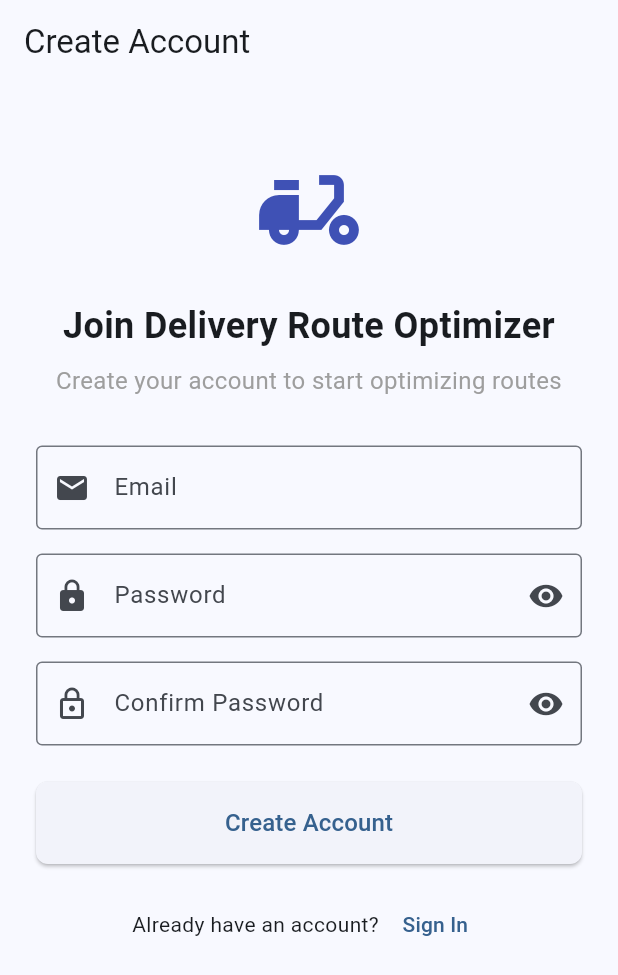
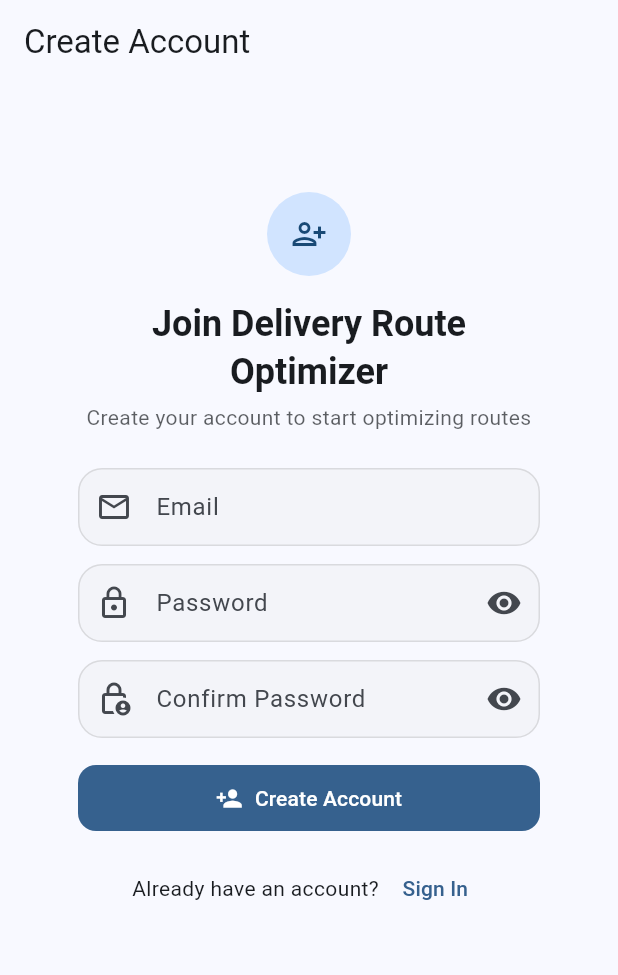
Before and after one commit to Tejascodex001/delivery-route-app, a Flutter app: the screen it shows after launch, after a tap on "Sign Up", on a phone screen of 412 x 824 dp. Shown: the top 975 px of the screen. Run offline on Flutter 3.47's test engine with Material 3 defaults, Android fonts, the phone set to English and light mode, and no system bars; our stand-ins replace device_info_plus, email_validator, flutter_map, geolocator, image_picker, latlong2 and 3 more; accounts and stored records are empty.

Commit message:
updated ui to material expressive, removed debug icon

```diff
--- a/frontend/lib/auth/sign_in.dart
+++ b/frontend/lib/auth/sign_in.dart
@@ -113,65 +113,78 @@ class _SignInPageState extends State<SignInPage> {
           crossAxisAlignment: CrossAxisAlignment.stretch,
           children: [
             const SizedBox(height: 20),
-            const Icon(
-              Icons.delivery_dining,
-              size: 80,
-              color: Colors.indigo,
+            Card(
+              elevation: 0,
+              color: Theme.of(context).colorScheme.surface,
+              shape: RoundedRectangleBorder(borderRadius: BorderRadius.circular(24)),
+              child: Padding(
+                padding: const EdgeInsets.all(24),
+                child: Column(
+                  crossAxisAlignment: CrossAxisAlignment.stretch,
+                  children: [
+                    Row(
+                      mainAxisAlignment: MainAxisAlignment.center,
+                      children: [
+                        CircleAvatar(
+                          radius: 28,
+                          backgroundColor: Theme.of(context).colorScheme.primaryContainer,
+                          child: Icon(Icons.delivery_dining,
+                              color: Theme.of(context).colorScheme.onPrimaryContainer),
                         ),
-            const SizedBox(height: 20),
-            const Text(
-              'Sign In',
-              style: TextStyle(fontSize: 24, fontWeight: FontWeight.bold),
+                      ],
+                    ),
+                    const SizedBox(height: 16),
+                    Text('Sign In',
                         textAlign: TextAlign.center,
-            ),
-            const SizedBox(height: 8),
-            const Text(
-              'Welcome back! Sign in to continue',
-              style: TextStyle(fontSize: 16, color: Colors.grey),
+                        style: Theme.of(context)
+                            .textTheme
+                            .headlineSmall
+                            ?.copyWith(fontWeight: FontWeight.bold)),
+                    const SizedBox(height: 4),
+                    Text('Welcome back! Sign in to continue',
                         textAlign: TextAlign.center,
-            ),
-            const SizedBox(height: 32),
+                        style: Theme.of(context)
+                            .textTheme
+                            .bodyMedium
+                            ?.copyWith(color: Theme.of(context).colorScheme.onSurface.withOpacity(0.7))),
+                    const SizedBox(height: 24),
                     TextField(
                       controller: _email,
                       keyboardType: TextInputType.emailAddress,
                       decoration: const InputDecoration(
                         labelText: 'Email',
-                prefixIcon: Icon(Icons.email),
-                border: OutlineInputBorder(),
+                        prefixIcon: Icon(Icons.email_outlined),
                       ),
                     ),
-            const SizedBox(height: 16),
+                    const SizedBox(height: 12),
                     TextField(
                       controller: _password,
                       obscureText: _obscurePassword,
                       decoration: InputDecoration(
                         labelText: 'Password',
-                prefixIcon: const Icon(Icons.lock),
-                border: const OutlineInputBorder(),
+                        prefixIcon: const Icon(Icons.lock_outline),
                         suffixIcon: IconButton(
                           icon: Icon(_obscurePassword ? Icons.visibility : Icons.visibility_off),
                           onPressed: () => setState(() => _obscurePassword = !_obscurePassword),
                         ),
                       ),
                     ),
-            const SizedBox(height: 24),
-            ElevatedButton(
+                    const SizedBox(height: 16),
+                    FilledButton.icon(
                       onPressed: _loading ? null : _signIn,
-              style: ElevatedButton.styleFrom(
-                padding: const EdgeInsets.symmetric(vertical: 16),
-                shape: RoundedRectangleBorder(borderRadius: BorderRadius.circular(8)),
+                      icon: _loading
+                          ? const SizedBox(
+                              height: 16,
+                              width: 16,
+                              child: CircularProgressIndicator(strokeWidth: 2),
+                            )
+                          : const Icon(Icons.login),
+                      label: const Text('Sign In'),
                     ),
-              child: _loading
-                  ? const SizedBox(
-                      height: 20,
-                      width: 20,
-                      child: CircularProgressIndicator(strokeWidth: 2, color: Colors.white),
-                    )
-                  : const Text('Sign In', style: TextStyle(fontSize: 16)),
-            ),
-            const SizedBox(height: 16),
-            Row(
-              mainAxisAlignment: MainAxisAlignment.center,
+                    const SizedBox(height: 12),
+                    Center(
+                      child: Row(
+                        mainAxisSize: MainAxisSize.min,
                         children: [
                           const Text("Don't have an account? "),
                           TextButton(
@@ -180,6 +193,11 @@ class _SignInPageState extends State<SignInPage> {
                           ),
                         ],
                       ),
+                    ),
+                  ],
+                ),
+              ),
+            ),
           ],
         ),
       ),
--- a/frontend/lib/auth/sign_up.dart
+++ b/frontend/lib/auth/sign_up.dart
@@ -98,79 +98,91 @@ class _SignUpPageState extends State<SignUpPage> {
           crossAxisAlignment: CrossAxisAlignment.stretch,
           children: [
             const SizedBox(height: 20),
-            const Icon(
-              Icons.delivery_dining,
-              size: 80,
-              color: Colors.indigo,
+            Card(
+              elevation: 0,
+              color: Theme.of(context).colorScheme.surface,
+              shape: RoundedRectangleBorder(borderRadius: BorderRadius.circular(24)),
+              child: Padding(
+                padding: const EdgeInsets.all(24),
+                child: Column(
+                  crossAxisAlignment: CrossAxisAlignment.stretch,
+                  children: [
+                    Row(
+                      mainAxisAlignment: MainAxisAlignment.center,
+                      children: [
+                        CircleAvatar(
+                          radius: 28,
+                          backgroundColor: Theme.of(context).colorScheme.primaryContainer,
+                          child: Icon(Icons.person_add_alt,
+                              color: Theme.of(context).colorScheme.onPrimaryContainer),
                         ),
-            const SizedBox(height: 20),
-            const Text(
-              'Join Delivery Route Optimizer',
-              style: TextStyle(fontSize: 24, fontWeight: FontWeight.bold),
+                      ],
+                    ),
+                    const SizedBox(height: 16),
+                    Text('Join Delivery Route Optimizer',
                         textAlign: TextAlign.center,
-            ),
-            const SizedBox(height: 8),
-            const Text(
-              'Create your account to start optimizing routes',
-              style: TextStyle(fontSize: 16, color: Colors.grey),
+                        style: Theme.of(context)
+                            .textTheme
+                            .headlineSmall
+                            ?.copyWith(fontWeight: FontWeight.bold)),
+                    const SizedBox(height: 4),
+                    Text('Create your account to start optimizing routes',
                         textAlign: TextAlign.center,
-            ),
-            const SizedBox(height: 32),
+                        style: Theme.of(context)
+                            .textTheme
+                            .bodyMedium
+                            ?.copyWith(color: Theme.of(context).colorScheme.onSurface.withOpacity(0.7))),
+                    const SizedBox(height: 24),
                     TextField(
                       controller: _email,
                       keyboardType: TextInputType.emailAddress,
                       decoration: const InputDecoration(
                         labelText: 'Email',
-                prefixIcon: Icon(Icons.email),
-                border: OutlineInputBorder(),
+                        prefixIcon: Icon(Icons.email_outlined),
                       ),
                     ),
-            const SizedBox(height: 16),
+                    const SizedBox(height: 12),
                     TextField(
                       controller: _password,
                       obscureText: _obscurePassword,
                       decoration: InputDecoration(
                         labelText: 'Password',
-                prefixIcon: const Icon(Icons.lock),
-                border: const OutlineInputBorder(),
+                        prefixIcon: const Icon(Icons.lock_outline),
                         suffixIcon: IconButton(
                           icon: Icon(_obscurePassword ? Icons.visibility : Icons.visibility_off),
                           onPressed: () => setState(() => _obscurePassword = !_obscurePassword),
                         ),
                       ),
                     ),
-            const SizedBox(height: 16),
+                    const SizedBox(height: 12),
                     TextField(
                       controller: _confirmPassword,
                       obscureText: _obscureConfirmPassword,
                       decoration: InputDecoration(
                         labelText: 'Confirm Password',
-                prefixIcon: const Icon(Icons.lock_outline),
-                border: const OutlineInputBorder(),
+                        prefixIcon: const Icon(Icons.lock_person_outlined),
                         suffixIcon: IconButton(
                           icon: Icon(_obscureConfirmPassword ? Icons.visibility : Icons.visibility_off),
                           onPressed: () => setState(() => _obscureConfirmPassword = !_obscureConfirmPassword),
                         ),
                       ),
                     ),
-            const SizedBox(height: 24),
-            ElevatedButton(
+                    const SizedBox(height: 16),
+                    FilledButton.icon(
                       onPressed: _loading ? null : _signUp,
-              style: ElevatedButton.styleFrom(
-                padding: const EdgeInsets.symmetric(vertical: 16),
-                shape: RoundedRectangleBorder(borderRadius: BorderRadius.circular(8)),
+                      icon: _loading
+                          ? const SizedBox(
+                              height: 16,
+                              width: 16,
+                              child: CircularProgressIndicator(strokeWidth: 2),
+                            )
+                          : const Icon(Icons.person_add),
+                      label: const Text('Create Account'),
                     ),
-              child: _loading
-                  ? const SizedBox(
-                      height: 20,
-                      width: 20,
-                      child: CircularProgressIndicator(strokeWidth: 2, color: Colors.white),
-                    )
-                  : const Text('Create Account', style: TextStyle(fontSize: 16)),
-            ),
-            const SizedBox(height: 16),
-            Row(
-              mainAxisAlignment: MainAxisAlignment.center,
+                    const SizedBox(height: 12),
+                    Center(
+                      child: Row(
+                        mainAxisSize: MainAxisSize.min,
                         children: [
                           const Text('Already have an account? '),
                           TextButton(
@@ -179,6 +191,11 @@ class _SignUpPageState extends State<SignUpPage> {
                           ),
                         ],
                       ),
+                    ),
+                  ],
+                ),
+              ),
+            ),
           ],
         ),
       ),
--- a/frontend/lib/main.dart
+++ b/frontend/lib/main.dart
@@ -569,24 +569,10 @@ class _MapScreenState extends State<MapScreen> {
   Widget build(BuildContext context) {
     return Scaffold(
       appBar: AppBar(
-        title: Row(
-          children: [
-            Container(
-              padding: const EdgeInsets.all(8),
-              decoration: BoxDecoration(
-                color: Theme.of(context).colorScheme.primary,
-                borderRadius: BorderRadius.circular(12),
-              ),
-              child: Icon(
-                Icons.route,
-                color: Theme.of(context).colorScheme.onPrimary,
-                size: 20,
-              ),
-            ),
-            const SizedBox(width: 12),
-            const Text('RouteOptimizer'),
-          ],
-        ),
+        title: const Text('RouteOptimizer'),
+        backgroundColor: Colors.transparent,
+        elevation: 0,
+        centerTitle: true,
       ),
       drawer: Drawer(
         child: SafeArea(
@@ -805,10 +791,11 @@ class _MapScreenState extends State<MapScreen> {
                     },
                   ),
                 ),
-                        // Suggestions dropdown
+                        // Suggestions dropdown with scrolling
                         if (_addrFocus.hasFocus && (_suggestions.isNotEmpty || _nearbyPlaces.isNotEmpty))
                           Container(
                             margin: const EdgeInsets.only(top: 8),
+                            constraints: const BoxConstraints(maxHeight: 300), // Limit height for scrolling
                             decoration: BoxDecoration(
                               color: Theme.of(context).colorScheme.surface,
                               borderRadius: BorderRadius.circular(12),
@@ -820,6 +807,7 @@ class _MapScreenState extends State<MapScreen> {
                                 ),
                               ],
                             ),
+                            child: SingleChildScrollView(
                               child: Column(
                                 crossAxisAlignment: CrossAxisAlignment.start,
                                 children: [
@@ -903,16 +891,13 @@ class _MapScreenState extends State<MapScreen> {
                                 ],
                               ),
                             ),
+                          ),
                 const SizedBox(height: 10),
-                // Material 3 Action buttons
+                // Modern Action buttons with consistent sizing
                 Row(
                   children: [
                     Expanded(
                       child: FilledButton.icon(
-                        style: FilledButton.styleFrom(
-                          backgroundColor: Theme.of(context).colorScheme.primary,
-                          foregroundColor: Theme.of(context).colorScheme.onPrimary,
-                        ),
                         onPressed: _isLoading
                             ? null
                             : () async {
@@ -928,16 +913,24 @@ class _MapScreenState extends State<MapScreen> {
                         icon: _isLoading
                             ? const SizedBox(
                                 width: 16, height: 16, child: CircularProgressIndicator(strokeWidth: 2))
-                            : const Icon(Icons.alt_route),
-                        label: const Text('Plan Route'),
+                            : const Icon(Icons.alt_route, size: 18),
+                        label: const Text('Plan'),
+                        style: FilledButton.styleFrom(
+                          padding: const EdgeInsets.symmetric(vertical: 12, horizontal: 16),
+                          shape: RoundedRectangleBorder(borderRadius: BorderRadius.circular(12)),
+                        ),
                       ),
                     ),
                     const SizedBox(width: 8),
                     Expanded(
                       child: OutlinedButton.icon(
                         onPressed: _addresses.isEmpty ? null : _saveCurrentRoute,
-                        icon: const Icon(Icons.bookmark_add),
+                        icon: const Icon(Icons.bookmark_add, size: 18),
                         label: const Text('Save'),
+                        style: OutlinedButton.styleFrom(
+                          padding: const EdgeInsets.symmetric(vertical: 12, horizontal: 16),
+                          shape: RoundedRectangleBorder(borderRadius: BorderRadius.circular(12)),
+                        ),
                       ),
                     ),
                     const SizedBox(width: 8),
@@ -949,8 +942,12 @@ class _MapScreenState extends State<MapScreen> {
                           });
                           _clearCurrentRoute();
                         },
-                        icon: const Icon(Icons.clear_all),
+                        icon: const Icon(Icons.clear_all, size: 18),
                         label: const Text('Clear'),
+                        style: OutlinedButton.styleFrom(
+                          padding: const EdgeInsets.symmetric(vertical: 12, horizontal: 16),
+                          shape: RoundedRectangleBorder(borderRadius: BorderRadius.circular(12)),
+                        ),
                       ),
                     ),
                   ],
@@ -997,13 +994,13 @@ class _MapScreenState extends State<MapScreen> {
                             style: const TextStyle(fontSize: 12),
                           ),
                           avatar: CircleAvatar(
-                            radius: 8,
+                            radius: 10,
                             backgroundColor: chipColor,
                             child: Text(
                               '$displayNumber',
                               style: const TextStyle(
                                 color: Colors.white,
-                                fontSize: 10,
+                                fontSize: 11,
                                 fontWeight: FontWeight.bold,
                               ),
                             ),
@@ -1014,6 +1011,8 @@ class _MapScreenState extends State<MapScreen> {
                             });
                             _clearCurrentRoute();
                           },
+                          padding: const EdgeInsets.symmetric(horizontal: 8, vertical: 4),
+                          shape: RoundedRectangleBorder(borderRadius: BorderRadius.circular(20)),
                         );
                       },
                     ),
@@ -1097,8 +1096,12 @@ class _MapScreenState extends State<MapScreen> {
                             Expanded(
                               child: FilledButton.icon(
                                 onPressed: _openExternalNav,
-                              icon: const Icon(Icons.navigation),
+                                icon: const Icon(Icons.navigation, size: 18),
                                 label: const Text('Start Navigation'),
+                                style: FilledButton.styleFrom(
+                                  padding: const EdgeInsets.symmetric(vertical: 12, horizontal: 16),
+                                  shape: RoundedRectangleBorder(borderRadius: BorderRadius.circular(12)),
+                                ),
                               ),
                             ),
                             const SizedBox(width: 12),
@@ -1115,8 +1118,12 @@ class _MapScreenState extends State<MapScreen> {
                                   _currentRouteId = null;
                                   _routeStartTime = null;
                                 },
-                              icon: const Icon(Icons.add_location),
+                                icon: const Icon(Icons.add_location, size: 18),
                                 label: const Text('Add More'),
+                                style: OutlinedButton.styleFrom(
+                                  padding: const EdgeInsets.symmetric(vertical: 12, horizontal: 16),
+                                  shape: RoundedRectangleBorder(borderRadius: BorderRadius.circular(12)),
+                                ),
                               ),
                             ),
                           ],
@@ -1136,8 +1143,12 @@ class _MapScreenState extends State<MapScreen> {
               child: SafeArea(
                 child: FilledButton.icon(
                   onPressed: _ordered.length >= 2 ? _openExternalNav : null,
-                  icon: const Icon(Icons.navigation),
+                  icon: const Icon(Icons.navigation, size: 18),
                   label: const Text('Start Navigation'),
+                  style: FilledButton.styleFrom(
+                    padding: const EdgeInsets.symmetric(vertical: 12, horizontal: 16),
+                    shape: RoundedRectangleBorder(borderRadius: BorderRadius.circular(12)),
+                  ),
                 ),
               ),
             ),
@@ -1181,61 +1192,71 @@ class _MyAppState extends State<MyApp> {
   @override
   Widget build(BuildContext context) {
     return MaterialApp(
+      debugShowCheckedModeBanner: false,
       themeMode: _mode,
       theme: ThemeData(
-        colorSchemeSeed: Colors.blue,
-        brightness: Brightness.light,
         useMaterial3: true,
-        appBarTheme: const AppBarTheme(
-          backgroundColor: Colors.transparent,
-          elevation: 0,
-        ),
-        // Material You components
+        colorScheme: ColorScheme.fromSeed(seedColor: Colors.blue, brightness: Brightness.light),
+        appBarTheme: const AppBarTheme(backgroundColor: Colors.transparent, elevation: 0),
         filledButtonTheme: FilledButtonThemeData(
           style: FilledButton.styleFrom(
-            shape: RoundedRectangleBorder(borderRadius: BorderRadius.circular(20)),
+            padding: const EdgeInsets.symmetric(vertical: 12, horizontal: 16),
+            shape: RoundedRectangleBorder(borderRadius: BorderRadius.circular(12)),
+            minimumSize: const Size(0, 44),
           ),
         ),
         outlinedButtonTheme: OutlinedButtonThemeData(
           style: OutlinedButton.styleFrom(
-            shape: RoundedRectangleBorder(borderRadius: BorderRadius.circular(20)),
+            padding: const EdgeInsets.symmetric(vertical: 12, horizontal: 16),
+            shape: RoundedRectangleBorder(borderRadius: BorderRadius.circular(12)),
+            minimumSize: const Size(0, 44),
           ),
         ),
-        chipTheme: ChipThemeData(
-          shape: RoundedRectangleBorder(borderRadius: BorderRadius.circular(16)),
+        inputDecorationTheme: InputDecorationTheme(
+          filled: true,
+          fillColor: Colors.grey.withOpacity(0.06),
+          border: OutlineInputBorder(borderRadius: BorderRadius.circular(16)),
+          enabledBorder: OutlineInputBorder(
+            borderRadius: BorderRadius.circular(16),
+            borderSide: BorderSide(color: Colors.grey.withOpacity(0.3)),
           ),
+          focusedBorder: OutlineInputBorder(
+            borderRadius: BorderRadius.circular(16),
+            borderSide: const BorderSide(width: 2),
+          ),
+          contentPadding: const EdgeInsets.symmetric(vertical: 14, horizontal: 16),
+        ),
+        chipTheme: ChipThemeData(shape: RoundedRectangleBorder(borderRadius: BorderRadius.circular(16))),
         searchBarTheme: SearchBarThemeData(
-          shape: WidgetStatePropertyAll(
-            RoundedRectangleBorder(borderRadius: BorderRadius.circular(28)),
-          ),
+          shape: WidgetStatePropertyAll(RoundedRectangleBorder(borderRadius: BorderRadius.circular(28))),
         ),
       ),
       darkTheme: ThemeData(
-        colorSchemeSeed: Colors.cyan,
-        brightness: Brightness.dark,
         useMaterial3: true,
-        appBarTheme: const AppBarTheme(
-          backgroundColor: Colors.transparent,
-          elevation: 0,
-        ),
-        // Material You components
+        colorScheme: ColorScheme.fromSeed(seedColor: Colors.cyan, brightness: Brightness.dark),
+        appBarTheme: const AppBarTheme(backgroundColor: Colors.transparent, elevation: 0),
         filledButtonTheme: FilledButtonThemeData(
           style: FilledButton.styleFrom(
-            shape: RoundedRectangleBorder(borderRadius: BorderRadius.circular(20)),
+            padding: const EdgeInsets.symmetric(vertical: 12, horizontal: 16),
+            shape: RoundedRectangleBorder(borderRadius: BorderRadius.circular(12)),
+            minimumSize: const Size(0, 44),
           ),
         ),
         outlinedButtonTheme: OutlinedButtonThemeData(
           style: OutlinedButton.styleFrom(
-            shape: RoundedRectangleBorder(borderRadius: BorderRadius.circular(20)),
+            padding: const EdgeInsets.symmetric(vertical: 12, horizontal: 16),
+            shape: RoundedRectangleBorder(borderRadius: BorderRadius.circular(12)),
+            minimumSize: const Size(0, 44),
           ),
         ),
-        chipTheme: ChipThemeData(
-          shape: RoundedRectangleBorder(borderRadius: BorderRadius.circular(16)),
+        inputDecorationTheme: InputDecorationTheme(
+          filled: true,
+          border: OutlineInputBorder(borderRadius: BorderRadius.circular(16)),
+          contentPadding: const EdgeInsets.symmetric(vertical: 14, horizontal: 16),
         ),
+        chipTheme: ChipThemeData(shape: RoundedRectangleBorder(borderRadius: BorderRadius.circular(16))),
         searchBarTheme: SearchBarThemeData(
-          shape: WidgetStatePropertyAll(
-            RoundedRectangleBorder(borderRadius: BorderRadius.circular(28)),
-          ),
+          shape: WidgetStatePropertyAll(RoundedRectangleBorder(borderRadius: BorderRadius.circular(28))),
         ),
       ),
       routes: {
```
Also changed, not shown: 2 other files. Lines whose indentation alone changed are shown as unchanged.
